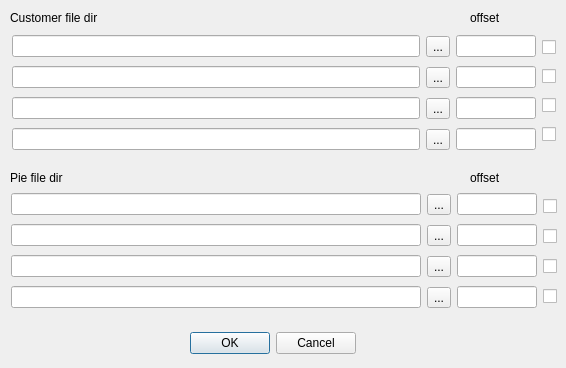
wangyixu12/Esp32DownloadTools, file childrenForm.ui: the form before one commit.
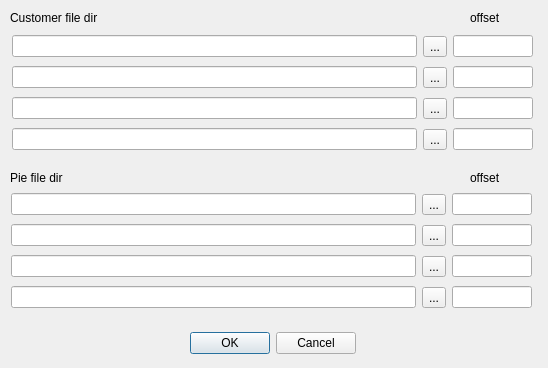
The form after the commit.

Commit message: 删除子窗口checkbox

Diff of the .ui file:
```diff
--- a/childrenForm.ui
+++ b/childrenForm.ui
@@ -6,7 +6,7 @@
    <rect>
     <x>0</x>
     <y>0</y>
-    <width>566</width>
+    <width>548</width>
     <height>368</height>
    </rect>
   </property>
@@ -83,7 +83,7 @@
     <rect>
      <x>12</x>
      <y>32</y>
-     <width>544</width>
+     <width>521</width>
      <height>122</height>
     </rect>
    </property>
@@ -211,38 +211,6 @@
       </item>
      </layout>
     </item>
-    <item>
-     <layout class="QVBoxLayout" name="verticalLayout_4">
-      <item>
-       <widget class="QCheckBox" name="custBinChkBox_1">
-        <property name="text">
-         <string/>
-        </property>
-       </widget>
-      </item>
-      <item>
-       <widget class="QCheckBox" name="custBinChkBox_2">
-        <property name="text">
-         <string/>
-        </property>
-       </widget>
-      </item>
-      <item>
-       <widget class="QCheckBox" name="custBinChkBox_3">
-        <property name="text">
-         <string/>
-        </property>
-       </widget>
-      </item>
-      <item>
-       <widget class="QCheckBox" name="custBinChkBox_4">
-        <property name="text">
-         <string/>
-        </property>
-       </widget>
-      </item>
-     </layout>
-    </item>
    </layout>
   </widget>
   <widget class="QWidget" name="layoutWidget">
@@ -250,7 +218,7 @@
     <rect>
      <x>11</x>
      <y>190</y>
-     <width>546</width>
+     <width>521</width>
      <height>124</height>
     </rect>
    </property>
@@ -379,38 +347,6 @@
       </item>
      </layout>
     </item>
-    <item>
-     <layout class="QVBoxLayout" name="verticalLayout_5">
-      <item>
-       <widget class="QCheckBox" name="pieBinChkBox_1">
-        <property name="text">
-         <string/>
-        </property>
-       </widget>
-      </item>
-      <item>
-       <widget class="QCheckBox" name="pieBinChkBox_2">
-        <property name="text">
-         <string/>
-        </property>
-       </widget>
-      </item>
-      <item>
-       <widget class="QCheckBox" name="pieBinChkBox_3">
-        <property name="text">
-         <string/>
-        </property>
-       </widget>
-      </item>
-      <item>
-       <widget class="QCheckBox" name="pieBinChkBox_4">
-        <property name="text">
-         <string/>
-        </property>
-       </widget>
-      </item>
-     </layout>
-    </item>
    </layout>
   </widget>
  </widget>
```
Left out of the diff: 8 changed lines with no effect on the pictures. The commit also changes 3 other files.
